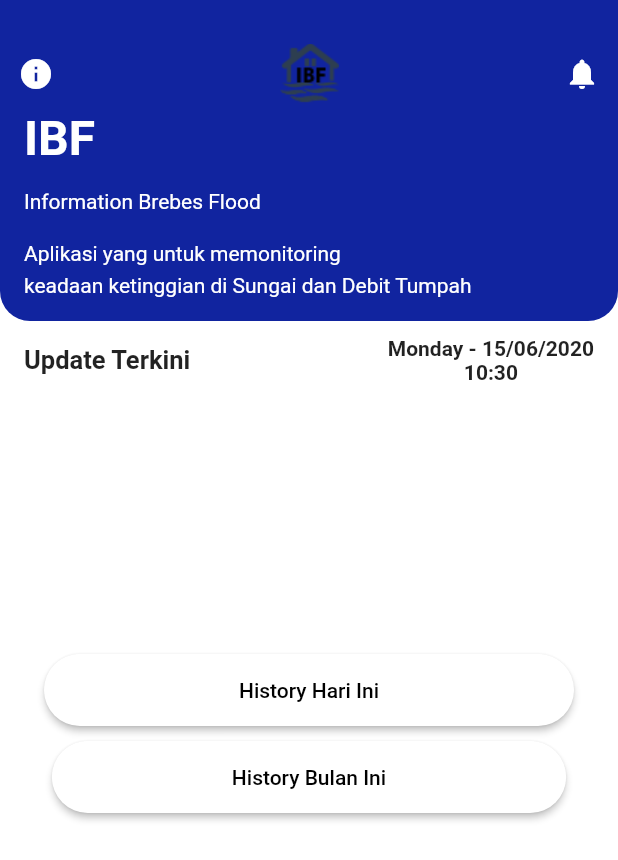
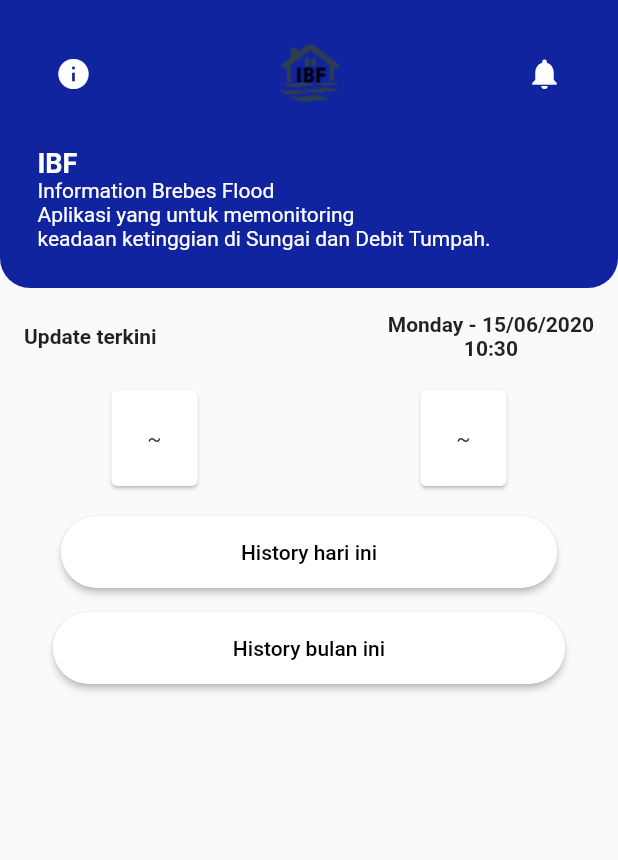
Before and after one commit to syafiqmarzuki/AppIBFlood, a Flutter app: the screen it shows after launch, on a phone screen of 412 x 824 dp. Shown: the top 860 px of the screen. Run offline on Flutter 3.47's test engine with Material 2 defaults, Android fonts, the phone set to English and light mode, and no system bars; our stand-ins replace firebase_database; accounts and stored records are empty.

Commit message:
Fix responsive layout and more..

```diff
--- a/lib/view/home.dart
+++ b/lib/view/home.dart
@@ -44,30 +44,39 @@ class _HomePageState extends State<HomePage> {
             child: _header(),
           ),
           SizedBox(height: 10),
-
           Container(
             padding: EdgeInsets.symmetric(horizontal: 16),
             child: Row(
               mainAxisAlignment: MainAxisAlignment.spaceBetween,
               children: <Widget>[
-                    Text('Update Terkini', style: TextStyle(fontSize: 17, fontWeight: FontWeight.bold),),
+                Text(
+                  'Update Terkini',
+                  style: TextStyle(fontSize: 17, fontWeight: FontWeight.bold),
+                ),
                 Column(
                   children: <Widget>[
-                        Text(_dateString.toString(),style: TextStyle(fontWeight: FontWeight.bold),),
-                        Text(_timeString.toString(),style: TextStyle(fontWeight: FontWeight.bold),),
+                    Text(
+                      _dateString.toString(),
+                      style: TextStyle(fontWeight: FontWeight.bold),
+                    ),
+                    Text(
+                      _timeString.toString(),
+                      style: TextStyle(fontWeight: FontWeight.bold),
+                    ),
                   ],
                 )
               ],
             ),
           ),
-          SizedBox(height: 10,),
+          SizedBox(
+            height: 10,
+          ),
           Container(
             height: 150,
             child: ListView(
               scrollDirection: Axis.horizontal,
               padding: EdgeInsets.only(left: 35),
               physics: BouncingScrollPhysics(),
-
               children: <Widget>[
                 StreamBuilder(
                     stream: _databaseReference.onValue,
@@ -83,8 +92,13 @@ class _HomePageState extends State<HomePage> {
                         return Row(
                           mainAxisAlignment: MainAxisAlignment.spaceEvenly,
                           children: <Widget>[
-                             _monitoring(_sungai.ketinggian.toString(),"Sungai", "Status - ${_sungai.status} ",),
-                            _monitoring(_debit.ketinggian.toString(), "Debit Tumpah" ,"Status - ${_debit.status} "),
+                            _monitoring(
+                              _sungai.ketinggian.toString(),
+                              "Sungai",
+                              "Status - ${_sungai.status} ",
+                            ),
+                            _monitoring(_debit.ketinggian.toString(),
+                                "Debit Tumpah", "Status - ${_debit.status} "),
                           ],
                         );
                         //end
@@ -92,27 +106,26 @@ class _HomePageState extends State<HomePage> {
                       } else {}
                       return Container();
                     }),
-
-
               ],
             ),
           ),
-          SizedBox(height: 20,),
+          SizedBox(
+            height: 20,
+          ),
           RaisedButton(
-                          padding: EdgeInsets.symmetric(
-                              vertical: 16.0, horizontal: 130.0),
+              padding: EdgeInsets.symmetric(vertical: 16.0, horizontal: 130.0),
               shape: StadiumBorder(),
               textColor: Colors.black,
               color: Colors.white,
               child: Text("History Hari Ini"),
               onPressed: () {
-                            print("KLik");
+                print("Klik");
               }),
-
-                        SizedBox(height: 10,),
+          SizedBox(
+            height: 10,
+          ),
           RaisedButton(
-                        padding: EdgeInsets.symmetric(
-                            vertical: 16.0, horizontal: 120.0),
+              padding: EdgeInsets.symmetric(vertical: 16.0, horizontal: 120.0),
               shape: StadiumBorder(),
               textColor: Colors.black,
               color: Colors.white,
@@ -120,7 +133,6 @@ class _HomePageState extends State<HomePage> {
               onPressed: () {
                 print("KLik");
               })
-
         ],
       ),
     );
@@ -136,9 +148,7 @@ class _HomePageState extends State<HomePage> {
           child: Text(
             'IBF',
             style: TextStyle(
-                      fontWeight: FontWeight.bold,
-                      fontSize: 32,
-                      color: Colors.white),
+                fontWeight: FontWeight.bold, fontSize: 32, color: Colors.white),
           ),
         ),
         SizedBox(height: 15),
@@ -187,14 +197,20 @@ class _HomePageState extends State<HomePage> {
           child: Column(
             mainAxisAlignment: MainAxisAlignment.start,
             children: <Widget>[
-              Text(status, style: TextStyle(color: Colors.deepOrange, fontSize: 18),),
-              SizedBox(height: 5,),
-
-              Text(ketinggian,style: TextStyle(color: Colors.deepOrange, fontSize: 50)),
-                            SizedBox(height: 15,),
-
-               Text(lokasi,style: TextStyle(color: Colors.deepOrange,fontSize: 15)),
-
+              Text(
+                status,
+                style: TextStyle(color: Colors.deepOrange, fontSize: 18),
+              ),
+              SizedBox(
+                height: 5,
+              ),
+              Text(ketinggian,
+                  style: TextStyle(color: Colors.deepOrange, fontSize: 50)),
+              SizedBox(
+                height: 15,
+              ),
+              Text(lokasi,
+                  style: TextStyle(color: Colors.deepOrange, fontSize: 15)),
             ],
           ),
           margin: EdgeInsets.only(right: 20),
--- /dev/null
+++ b/lib/view/home_page.dart
@@ -0,0 +1,296 @@
+import 'dart:async';
+
+import 'package:firebase_database/firebase_database.dart';
+import "package:flutter/material.dart";
+import 'package:intl/intl.dart';
+
+import '../model/debit.dart';
+import '../model/sungai.dart';
+import 'notifikasi.dart';
+
+class HomePage extends StatefulWidget {
+  @override
+  _HomePageState createState() => _HomePageState();
+}
+
+class _HomePageState extends State<HomePage> {
+  String _timeString, _dateString;
+  var _databaseReference = FirebaseDatabase().reference().child('Raspi3');
+
+  @override
+  void initState() {
+    _timeString = _formatTime(DateTime.now());
+    _dateString = _formatDate(DateTime.now());
+    Timer.periodic(Duration(seconds: 1), (Timer t) => _getTime());
+
+    super.initState();
+  }
+
+  String _formatDate(DateTime dateTime) {
+    return DateFormat("EEEE - dd/MM/yyyy").format(dateTime);
+  }
+
+  String _formatTime(DateTime dateTime) {
+    return DateFormat("HH:mm").format(dateTime);
+  }
+
+  void _getTime() {
+    final DateTime now = DateTime.now();
+    final String formattedDate = _formatDate(now);
+    final String formattedTime = _formatTime(now);
+
+    setState(() {
+      _timeString = formattedTime;
+      _dateString = formattedDate;
+    });
+  }
+
+  @override
+  Widget build(BuildContext context) {
+    return Scaffold(
+      body: SingleChildScrollView(
+        child: Column(
+          children: <Widget>[
+            Container(
+              decoration: BoxDecoration(
+                color: Color(0xFF11249F),
+                borderRadius: BorderRadius.only(
+                    bottomRight: Radius.circular(20),
+                    bottomLeft: Radius.circular(20)),
+              ),
+              padding: EdgeInsets.all(25),
+              child: Column(
+                crossAxisAlignment: CrossAxisAlignment.start,
+                children: <Widget>[
+                  Row(
+                    mainAxisAlignment: MainAxisAlignment.spaceBetween,
+                    children: <Widget>[
+                      IconButton(
+                          icon: Icon(
+                            Icons.info,
+                            color: Colors.white,
+                          ),
+                          onPressed: () {
+                            Navigator.push(
+                              context,
+                              MaterialPageRoute(
+                                  builder: (context) => Notifikasi()),
+                            );
+                          }),
+                      Image.asset('assets/img/logokecil.png'),
+                      IconButton(
+                          icon: Icon(
+                            Icons.notifications,
+                            color: Colors.white,
+                          ),
+                          onPressed: () {
+                            Navigator.push(
+                              context,
+                              MaterialPageRoute(
+                                  builder: (context) => Notifikasi()),
+                            );
+                          })
+                    ],
+                  ),
+                  Container(
+                      margin: EdgeInsets.only(top: 25),
+                      child: Text("IBF",
+                          style: TextStyle(
+                              color: Colors.white,
+                              fontSize: 18,
+                              fontWeight: FontWeight.bold))),
+                  Text(
+                    "Information Brebes Flood",
+                    style: TextStyle(color: Colors.white),
+                  ),
+                  Text(
+                    "Aplikasi yang untuk memonitoring\nkeadaan ketinggian di Sungai dan Debit Tumpah.",
+                    style: TextStyle(color: Colors.white),
+                  )
+                ],
+              ),
+            ),
+            Padding(
+              padding: const EdgeInsets.all(16.0),
+              child: Row(
+                mainAxisAlignment: MainAxisAlignment.spaceBetween,
+                children: <Widget>[
+                  Text(
+                    "Update terkini",
+                    style: TextStyle(fontWeight: FontWeight.bold),
+                  ),
+                  Flexible(
+                      child: Column(
+                    children: <Widget>[
+                      Text(
+                        _dateString.toString(),
+                        style: TextStyle(fontWeight: FontWeight.bold),
+                      ),
+                      Text(
+                        _timeString.toString(),
+                        style: TextStyle(fontWeight: FontWeight.bold),
+                      )
+                    ],
+                  ))
+                ],
+              ),
+            ),
+            Row(
+              mainAxisAlignment: MainAxisAlignment.spaceAround,
+              children: <Widget>[
+                Flexible(
+                  child: Card(
+                    child: Padding(
+                      padding: const EdgeInsets.all(8.0),
+                      child: Padding(
+                        padding: const EdgeInsets.all(16.0),
+                        child: Column(
+                          crossAxisAlignment: CrossAxisAlignment.center,
+                          children: <Widget>[
+                            StreamBuilder(
+                                stream: _databaseReference.onValue,
+                                builder: (_, snapshot) {
+                                  if (snapshot.hasData &&
+                                      !snapshot.hasError &&
+                                      snapshot.data.snapshot.value != null) {
+                                    var _sungai = Sungai.fromJson(
+                                        snapshot.data.snapshot.value['Sungai']);
+                                    return Column(
+                                      children: <Widget>[
+                                        Text(
+                                          "Sungai",
+                                          overflow: TextOverflow.clip,
+                                          maxLines: 2,
+                                          textAlign: TextAlign.center,
+                                          style: TextStyle(
+                                              color: Colors.red,
+                                              fontWeight: FontWeight.bold),
+                                        ),
+                                        Padding(
+                                          padding: const EdgeInsets.all(8.0),
+                                          child: Text(
+                                            _sungai.ketinggian.toString(),
+                                            overflow: TextOverflow.clip,
+                                            maxLines: 2,
+                                            style: TextStyle(
+                                                fontSize: 30,
+                                                color: Colors.red,
+                                                fontWeight: FontWeight.bold),
+                                          ),
+                                        ),
+                                        Text(
+                                          "Status - ${_sungai.status}",
+                                          overflow: TextOverflow.clip,
+                                          maxLines: 2,
+                                          textAlign: TextAlign.center,
+                                          style: TextStyle(
+                                              color: Colors.red),
+                                        )
+                                      ],
+                                    );
+                                  } else {
+                                    return Text("~");
+                                  }
+                                }),
+                          ],
+                        ),
+                      ),
+                    ),
+                  ),
+                ),
+                Flexible(
+                  child: Card(
+                    child: Padding(
+                      padding: const EdgeInsets.all(8.0),
+                      child: Padding(
+                        padding: const EdgeInsets.all(16.0),
+                        child: StreamBuilder(
+                          stream: _databaseReference.onValue,
+                          builder: (_, snapshot) {
+                            if (snapshot.hasData &&
+                                !snapshot.hasError &&
+                                snapshot.data.snapshot.value != null) {
+                              var _debit = Debit.fromJson(
+                                  snapshot.data.snapshot.value['Debit']);
+
+                              return Column(
+                                crossAxisAlignment: CrossAxisAlignment.center,
+                                children: <Widget>[
+                                  Text(
+                                    "Debit tumpah",
+                                    overflow: TextOverflow.clip,
+                                    maxLines: 2,
+                                    textAlign: TextAlign.center,
+                                    style: TextStyle(
+                                        color: Colors.red,
+                                        fontWeight: FontWeight.bold),
+                                  ),
+                                  Padding(
+                                    padding: const EdgeInsets.all(8.0),
+                                    child: Text(
+                                      _debit.ketinggian.toString(),
+                                      overflow: TextOverflow.clip,
+                                      maxLines: 2,
+                                      style: TextStyle(
+                                          fontSize: 30,
+                                          color: Colors.red,
+                                          fontWeight: FontWeight.bold),
+                                    ),
+                                  ),
+                                  Text(
+                                    "Status - ${_debit.status}",
+                                    style: TextStyle(
+                                        color: Colors.red,),
+                                    textAlign: TextAlign.center,
+                                  )
+                                ],
+                              );
+                            } else {
+                              return Text("~");
+                            }
+                          },
+                        ),
+                      ),
+                    ),
+                  ),
+                ),
+              ],
+            ),
+            Padding(
+              padding: const EdgeInsets.all(16.0),
+              child: RaisedButton(
+                  color: Colors.white,
+                  padding:
+                      EdgeInsets.symmetric(vertical: 16.0, horizontal: 120.0),
+                  shape: StadiumBorder(),
+                  textColor: Colors.black,
+                  child: Text(
+                    "History hari ini",
+                    textAlign: TextAlign.center,
+                  ),
+                  onPressed: () {
+                    print("Ya");
+                  }),
+            ),
+            Padding(
+              padding: const EdgeInsets.only(bottom: 8),
+              child: RaisedButton(
+                  color: Colors.white,
+                  padding:
+                      EdgeInsets.symmetric(vertical: 16.0, horizontal: 120.0),
+                  shape: StadiumBorder(),
+                  textColor: Colors.black,
+                  child: Text(
+                    "History bulan ini",
+                    textAlign: TextAlign.center,
+                  ),
+                  onPressed: () {
+                    print("Ya");
+                  }),
+            )
+          ],
+        ),
+      ),
+    );
+  }
+}
--- a/lib/view/splashscreen.dart
+++ b/lib/view/splashscreen.dart
@@ -1,6 +1,6 @@
 import 'dart:async';
 import 'package:flutter/material.dart';
-import 'home.dart';
+import 'home_page.dart';
 
 class SplashScreen extends StatefulWidget {
   @override
--- a/pubspec.yaml
+++ b/pubspec.yaml
@@ -20,8 +20,6 @@ dependencies:
   flutter:
     sdk: flutter
 
-  # The following adds the Cupertino Icons font to your application.
-  # Use with the CupertinoIcons class for iOS style icons.
   cupertino_icons: ^0.1.2
   firebase_database: ^3.1.6
   intl : ^0.16.0
```
Also changed, not shown: pubspec.lock. Lines whose indentation alone changed are shown as unchanged.
